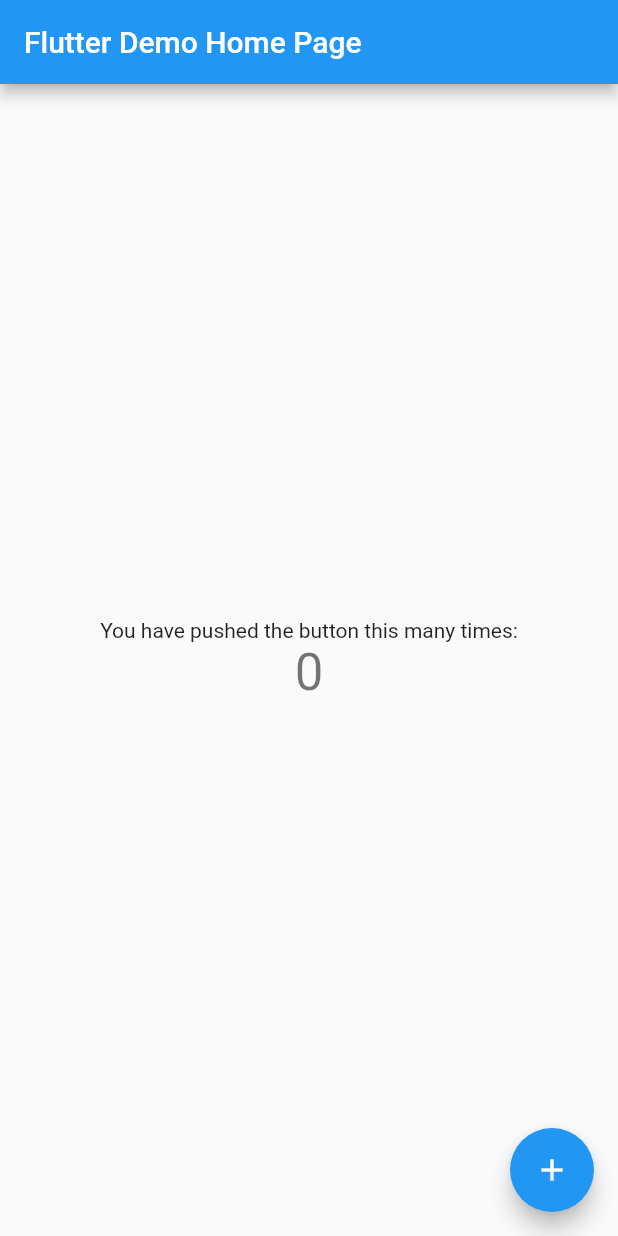
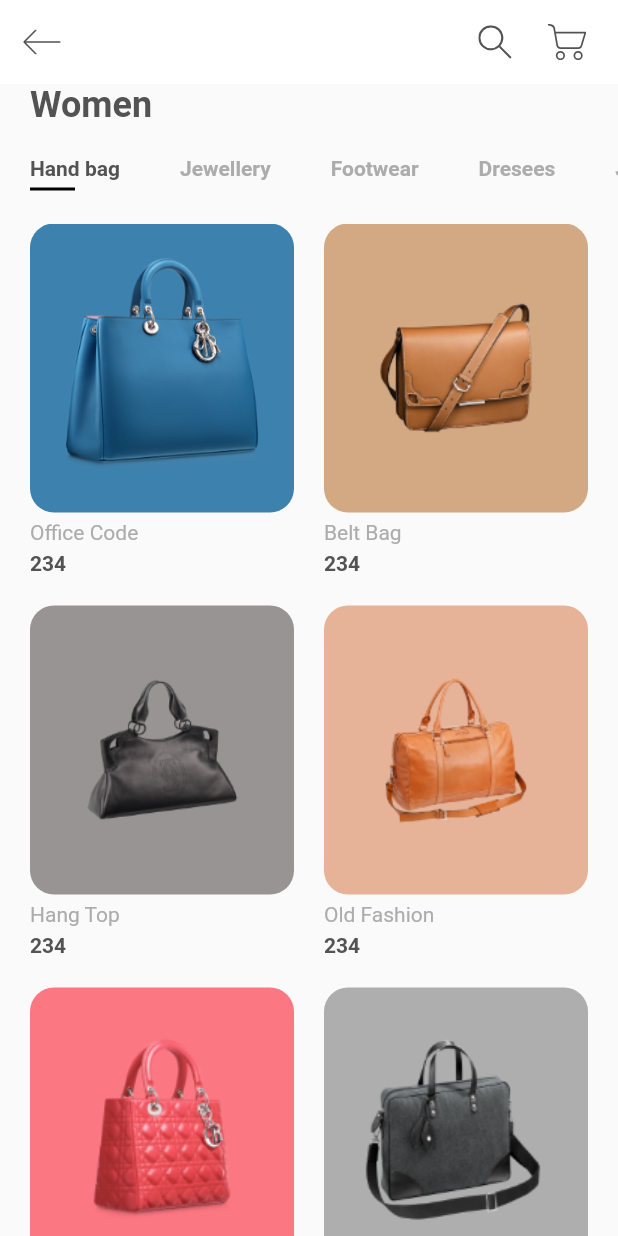
Before and after one commit to asharayub50/Flutter-Shop-App-UI, a Flutter app: the screen it shows after launch, on a phone screen of 412 x 824 dp. Run offline on Flutter 3.47's test engine with Material 2 defaults, Android fonts, the phone set to English and light mode, and no system bars; our stand-ins replace flutter_svg; missing offline and left inert: dart:ffi.

Commit message:
"first commit"

```diff
--- a/lib/main.dart
+++ b/lib/main.dart
@@ -1,4 +1,6 @@
 import 'package:flutter/material.dart';
+import 'package:shop_app_ui/constants.dart';
+import 'package:shop_app_ui/screens/home/home_screen.dart';
 
 void main() {
   runApp(MyApp());
@@ -9,105 +11,14 @@ class MyApp extends StatelessWidget {
   @override
   Widget build(BuildContext context) {
     return MaterialApp(
+      debugShowCheckedModeBanner: false,
       title: 'Flutter Demo',
       theme: ThemeData(
-        // This is the theme of your application.
-        //
-        // Try running your application with "flutter run". You'll see the
-        // application has a blue toolbar. Then, without quitting the app, try
-        // changing the primarySwatch below to Colors.green and then invoke
-        // "hot reload" (press "r" in the console where you ran "flutter run",
-        // or simply save your changes to "hot reload" in a Flutter IDE).
-        // Notice that the counter didn't reset back to zero; the application
-        // is not restarted.
+        textTheme: Theme.of(context).textTheme.apply(bodyColor: kTextColor),
+        visualDensity: VisualDensity.adaptivePlatformDensity,
         primarySwatch: Colors.blue,
       ),
-      home: MyHomePage(title: 'Flutter Demo Home Page'),
+      home: HomeScreen(),
     );
   }
 }
-
-class MyHomePage extends StatefulWidget {
-  MyHomePage({Key? key, required this.title}) : super(key: key);
-
-  // This widget is the home page of your application. It is stateful, meaning
-  // that it has a State object (defined below) that contains fields that affect
-  // how it looks.
-
-  // This class is the configuration for the state. It holds the values (in this
-  // case the title) provided by the parent (in this case the App widget) and
-  // used by the build method of the State. Fields in a Widget subclass are
-  // always marked "final".
-
-  final String title;
-
-  @override
-  _MyHomePageState createState() => _MyHomePageState();
-}
-
-class _MyHomePageState extends State<MyHomePage> {
-  int _counter = 0;
-
-  void _incrementCounter() {
-    setState(() {
-      // This call to setState tells the Flutter framework that something has
-      // changed in this State, which causes it to rerun the build method below
-      // so that the display can reflect the updated values. If we changed
-      // _counter without calling setState(), then the build method would not be
-      // called again, and so nothing would appear to happen.
-      _counter++;
-    });
-  }
-
-  @override
-  Widget build(BuildContext context) {
-    // This method is rerun every time setState is called, for instance as done
-    // by the _incrementCounter method above.
-    //
-    // The Flutter framework has been optimized to make rerunning build methods
-    // fast, so that you can just rebuild anything that needs updating rather
-    // than having to individually change instances of widgets.
-    return Scaffold(
-      appBar: AppBar(
-        // Here we take the value from the MyHomePage object that was created by
-        // the App.build method, and use it to set our appbar title.
-        title: Text(widget.title),
-      ),
-      body: Center(
-        // Center is a layout widget. It takes a single child and positions it
-        // in the middle of the parent.
-        child: Column(
-          // Column is also a layout widget. It takes a list of children and
-          // arranges them vertically. By default, it sizes itself to fit its
-          // children horizontally, and tries to be as tall as its parent.
-          //
-          // Invoke "debug painting" (press "p" in the console, choose the
-          // "Toggle Debug Paint" action from the Flutter Inspector in Android
-          // Studio, or the "Toggle Debug Paint" command in Visual Studio Code)
-          // to see the wireframe for each widget.
-          //
-          // Column has various properties to control how it sizes itself and
-          // how it positions its children. Here we use mainAxisAlignment to
-          // center the children vertically; the main axis here is the vertical
-          // axis because Columns are vertical (the cross axis would be
-          // horizontal).
-          mainAxisAlignment: MainAxisAlignment.center,
-          children: <Widget>[
-            Text(
-              'You have pushed the button this many times:',
-            ),
-            Text(
-              '$_counter',
-              style: Theme.of(context).textTheme.headline4,
-            ),
-          ],
-        ),
-      ),
-      floatingActionButton: FloatingActionButton(
-        onPressed: _incrementCounter,
-        tooltip: 'Increment',
-        child: Icon(Icons.add),
-      ), // This trailing comma makes auto-formatting nicer for build methods.
-    );
-  }
-}
--- a/lib/models/Product.dart
+++ b/lib/models/Product.dart
@@ -11,9 +11,61 @@ class Product {
     required this.price,
     required this.description,
     required this.size,
-    required this.color
+    required this.color,
   });
+}
 
+List<Product> products = [
+  Product(
+      id: 1,
+      title: "Office Code",
+      price: 234,
+      size: 12,
+      description: dummyText,
+      image: "assets/images/bag_1.png",
+      color: Color(0xFF3D82AE)),
+  Product(
+      id: 2,
+      title: "Belt Bag",
+      price: 234,
+      size: 8,
+      description: dummyText,
+      image: "assets/images/bag_2.png",
+      color: Color(0xFFD3A984)),
+  Product(
+      id: 3,
+      title: "Hang Top",
+      price: 234,
+      size: 10,
+      description: dummyText,
+      image: "assets/images/bag_3.png",
+      color: Color(0xFF989493)),
+  Product(
+      id: 4,
+      title: "Old Fashion",
+      price: 234,
+      size: 11,
+      description: dummyText,
+      image: "assets/images/bag_4.png",
+      color: Color(0xFFE6B398)),
+  Product(
+      id: 5,
+      title: "Office Code",
+      price: 234,
+      size: 12,
+      description: dummyText,
+      image: "assets/images/bag_5.png",
+      color: Color(0xFFFB7883)),
+  Product(
+    id: 6,
+    title: "Office Code",
+    price: 234,
+    size: 12,
+    description: dummyText,
+    image: "assets/images/bag_6.png",
+    color: Color(0xFFAEAEAE),
+  ),
+];
 
-
-}
+String dummyText =
+    "Lorem Ipsum is simply dummy text of the printing and typesetting industry. Lorem Ipsum has been the industry's standard dummy text ever since. When an unknown printer took a galley.";
--- /dev/null
+++ b/lib/screens/home/components/body.dart
@@ -0,0 +1,46 @@
+import 'dart:ffi';
+import 'dart:ui';
+
+import 'package:flutter/material.dart';
+import 'package:shop_app_ui/constants.dart';
+import 'package:shop_app_ui/models/Product.dart';
+import 'categories.dart';
+import 'item_card.dart';
+
+class Body extends StatelessWidget {
+  const Body({Key? key}) : super(key: key);
+
+  @override
+  Widget build(BuildContext context) {
+    return Column(
+      crossAxisAlignment: CrossAxisAlignment.start,
+      children: [
+        Padding(
+          padding: const EdgeInsets.symmetric(horizontal: kDefaultPadding),
+          child: Text(
+            'Women',
+            style: Theme.of(context)
+                .textTheme
+                .headline5!
+                .copyWith(fontWeight: FontWeight.bold),
+          ),
+        ),
+        Categories(),
+        Expanded(
+          child: Padding(
+            padding: const EdgeInsets.symmetric(horizontal: kDefaultPadding),
+            child: GridView.builder(
+              itemCount: products.length,
+                gridDelegate: SliverGridDelegateWithFixedCrossAxisCount(
+                  crossAxisCount: 2,
+                  childAspectRatio: 0.75,
+                  mainAxisSpacing: kDefaultPadding,
+                  crossAxisSpacing: kDefaultPadding,
+                ),
+                itemBuilder: (context, index) => ItemCard(product: products[index], press: () {})),
+          ),
+        ),
+      ],
+    );
+  }
+}
--- /dev/null
+++ b/lib/screens/home/components/categories.dart
@@ -0,0 +1,68 @@
+import 'package:flutter/material.dart';
+
+import 'package:shop_app_ui/constants.dart';
+
+class Categories extends StatefulWidget {
+  const Categories({Key? key}) : super(key: key);
+
+  @override
+  _CategoriesState createState() => _CategoriesState();
+}
+
+class _CategoriesState extends State<Categories> {
+  List<String> categories = [
+    "Hand bag",
+    "Jewellery",
+    "Footwear",
+    "Dresees",
+    "Jeans"
+  ];
+
+  int selectedIndex = 0;
+
+  @override
+  Widget build(BuildContext context) {
+    return Padding(
+      padding: const EdgeInsets.symmetric(vertical: kDefaultPadding),
+      child: SizedBox(
+        height: 25,
+        child: ListView.builder(
+          scrollDirection: Axis.horizontal,
+          itemCount: categories.length,
+          itemBuilder: (context, index) => buildCategory(index),
+        ),
+      ),
+    );
+  }
+
+  Widget buildCategory(int index) {
+    return GestureDetector(
+      onTap: () {
+        setState(() {
+          selectedIndex = index;
+        });
+      },
+      child: Padding(
+        padding: const EdgeInsets.symmetric(horizontal: kDefaultPadding),
+        child: Column(
+          crossAxisAlignment: CrossAxisAlignment.start,
+          children: [
+            Text(
+              categories[index],
+              style: TextStyle(
+                fontWeight: FontWeight.bold,
+                color: selectedIndex == index ? kTextColor : kTextLightColor,
+              ),
+            ),
+            Container(
+              margin: EdgeInsets.only(top: kDefaultPadding / 4),
+              height: 2,
+              width: 30,
+              color: selectedIndex == index ? Colors.black : Colors.transparent,
+            ),
+          ],
+        ),
+      ),
+    );
+  }
+}
--- /dev/null
+++ b/lib/screens/home/components/item_card.dart
@@ -0,0 +1,46 @@
+import 'package:flutter/material.dart';
+import 'package:shop_app_ui/models/Product.dart';
+
+import 'package:shop_app_ui/constants.dart';
+
+
+class ItemCard extends StatelessWidget {
+  final Product product;
+  final Function press;
+
+  const ItemCard({
+    Key? key,
+    required this.product,
+    required this.press,
+  }) : super(key: key);
+
+  @override
+  Widget build(BuildContext context) {
+    return Column(
+      crossAxisAlignment: CrossAxisAlignment.start,
+      children: [
+        Expanded(
+          child: Container(
+            padding: EdgeInsets.all(kDefaultPadding),
+            decoration: BoxDecoration(
+              color: product.color,
+              borderRadius: BorderRadius.circular(16),
+            ),
+            child: Image.asset(product.image),
+          ),
+        ),
+        Padding(
+          padding: const EdgeInsets.symmetric(vertical: kDefaultPadding / 4),
+          child: Text(
+            product.title,
+            style: TextStyle(color: kTextLightColor),
+          ),
+        ),
+        Text(
+          "${product.price}",
+          style: TextStyle(fontWeight: FontWeight.bold),
+        ),
+      ],
+    );
+  }
+}
--- /dev/null
+++ b/lib/screens/home/home_screen.dart
@@ -0,0 +1,44 @@
+import 'package:flutter/material.dart';
+import 'package:flutter_svg/flutter_svg.dart';
+import 'package:shop_app_ui/constants.dart';
+import 'package:shop_app_ui/screens/home/components/body.dart';
+
+class HomeScreen extends StatelessWidget {
+  const HomeScreen({Key? key}) : super(key: key);
+
+  @override
+  Widget build(BuildContext context) {
+    return Scaffold(
+      appBar: buildAppBar(),
+      body: Body(),
+    );
+  }
+
+  AppBar buildAppBar() {
+    return AppBar(
+      backgroundColor: Colors.white,
+      elevation: 0,
+      leading: IconButton(
+        icon: SvgPicture.asset("assets/icons/back.svg"),
+        onPressed: () {},
+      ),
+      actions: <Widget>[
+        IconButton(
+          icon: SvgPicture.asset(
+            "assets/icons/search.svg",
+            color: kTextColor,
+          ),
+          onPressed: () {},
+        ),
+        IconButton(
+          icon: SvgPicture.asset(
+            "assets/icons/cart.svg",
+            color: kTextColor,
+          ),
+          onPressed: () {},
+        ),
+        SizedBox(width: kDefaultPadding/2,)
+      ],
+    );
+  }
+}
--- a/pubspec.yaml
+++ b/pubspec.yaml
@@ -28,7 +28,7 @@ dependencies:
   # The following adds the Cupertino Icons font to your application.
   # Use with the CupertinoIcons class for iOS style icons.
   cupertino_icons: ^1.0.2
-  flutter_svg: ^0.17.4
+  flutter_svg: ^0.22.0
 
 dev_dependencies:
   flutter_test:
```
Also changed, not shown: assets/icons/add_to_cart.svg (added), assets/icons/back.svg (added), assets/icons/bag_1.svg (added), assets/icons/cart.svg (added), assets/icons/heart.svg (added), assets/icons/search.svg (added), assets/images/bag_1.png (added), assets/images/bag_2.png (added), assets/images/bag_3.png (added), assets/images/bag_4.png (added), assets/images/bag_5.png (added), assets/images/bag_6.png (added), lib/screens/details/details_screen.dart (added), pubspec.lock.
